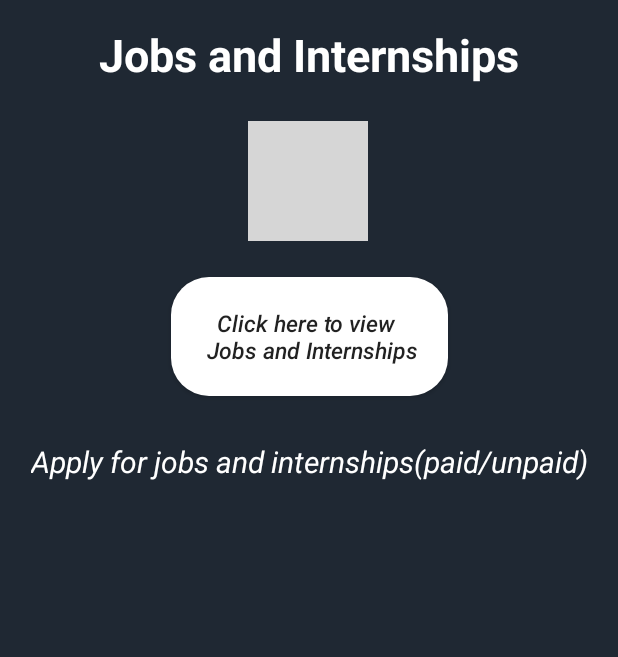
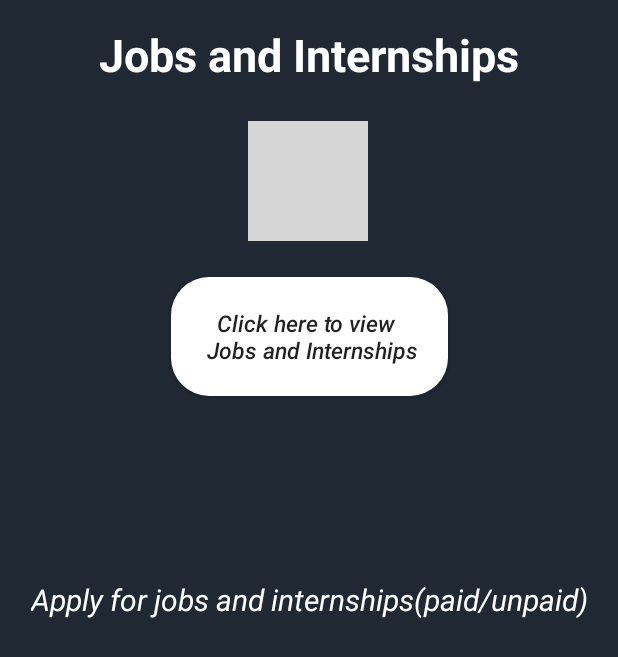
Before and after one commit to mohammed-azeemuddin/OU_Papers_Notes_Labs_and_Placements_App, an Android app: the JobsAndInternshipsMainActivity screen opened directly, with no data from a screen before it, on a phone screen of 412 x 824 dp. Shown: the top 657 px of the screen. Run offline under Robolectric (Android 15) with nearby library versions, the phone set to English and light mode, and no system bars; our stand-ins replace AdMob; grey boxes are pictures that could not be loaded.

Commit message:
fixed classes and ads

```diff
--- a/app/src/main/res/layout/activity_courses_main.xml
+++ b/app/src/main/res/layout/activity_courses_main.xml
@@ -64,14 +64,12 @@
         android:id="@+id/adView3"
         android:layout_width="wrap_content"
         android:layout_height="wrap_content"
-        android:layout_marginBottom="0dp"
+        android:layout_marginTop="266dp"
         app:adSize="BANNER"
         app:adUnitId="ca-app-pub-3530664673183420/9659518620"
         app:layout_constraintBottom_toBottomOf="parent"
         app:layout_constraintEnd_toEndOf="parent"
         app:layout_constraintStart_toStartOf="parent"
-        app:layout_constraintTop_toBottomOf="@+id/infoTextView"
-        app:layout_constraintVertical_bias="1.0">
-    </com.google.android.gms.ads.AdView>
+        app:layout_constraintTop_toBottomOf="@+id/infoTextView"></com.google.android.gms.ads.AdView>
 
 </androidx.constraintlayout.widget.ConstraintLayout>
--- a/app/src/main/res/layout/activity_jobs_and_internships_main.xml
+++ b/app/src/main/res/layout/activity_jobs_and_internships_main.xml
@@ -46,33 +46,31 @@
         app:layout_constraintTop_toBottomOf ="@id/courses_hat" />
 
     <TextView
-        android:padding="10dp"
+        android:id="@+id/infoTextView2"
         android:layout_width="wrap_content"
         android:layout_height="wrap_content"
-        android:id="@+id/infoTextView2"
-        app:layout_constraintTop_toBottomOf="@id/click_here_btn2"
+        android:layout_marginTop="20dp"
+        android:layout_marginBottom="309dp"
+        android:padding="10dp"
+        android:text="Apply for jobs and internships(paid/unpaid)"
+        android:textAlignment="center"
         android:textColor="@color/white"
+        android:textSize="20dp"
+        android:textStyle="italic"
+        app:layout_constraintBottom_toTopOf="@+id/adView4"
         app:layout_constraintEnd_toEndOf="parent"
         app:layout_constraintStart_toStartOf="parent"
-        android:layout_marginTop="20dp"
-        android:textStyle="italic"
-        android:textSize="20dp"
-        android:text="Apply for jobs and internships(paid/unpaid)"
-        android:textAlignment="center"/>
+        app:layout_constraintTop_toBottomOf="@id/click_here_btn2" />
 
     <com.google.android.gms.ads.AdView
         android:id="@+id/adView4"
         android:layout_width="wrap_content"
         android:layout_height="wrap_content"
-        android:layout_marginBottom="0dp"
         app:adSize="BANNER"
         app:adUnitId="ca-app-pub-3530664673183420/9659518620"
         app:layout_constraintBottom_toBottomOf="parent"
         app:layout_constraintEnd_toEndOf="parent"
-        app:layout_constraintStart_toStartOf="parent"
-        app:layout_constraintTop_toBottomOf="@+id/infoTextView"
-        app:layout_constraintVertical_bias="1.0">
-    </com.google.android.gms.ads.AdView>
+        app:layout_constraintStart_toStartOf="parent"></com.google.android.gms.ads.AdView>
 
 
 
```
Also changed, not shown: app/build.gradle (+6 -4 lines), 1 other file.
